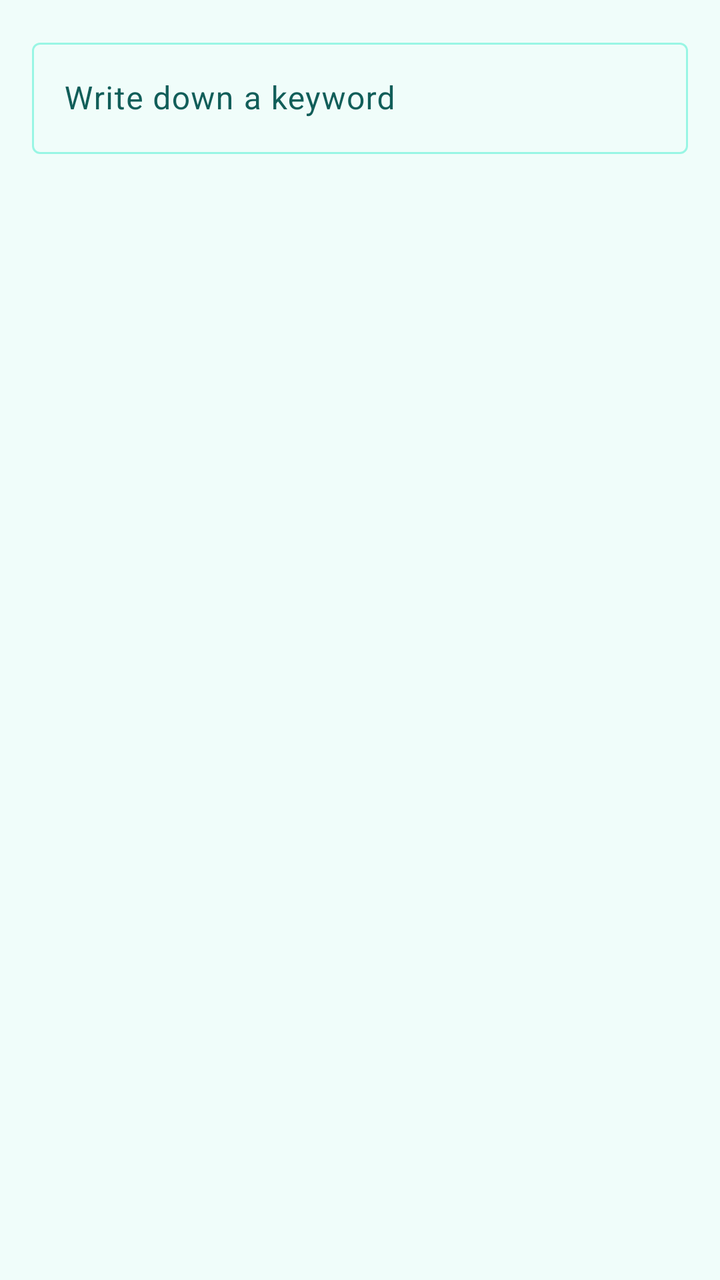
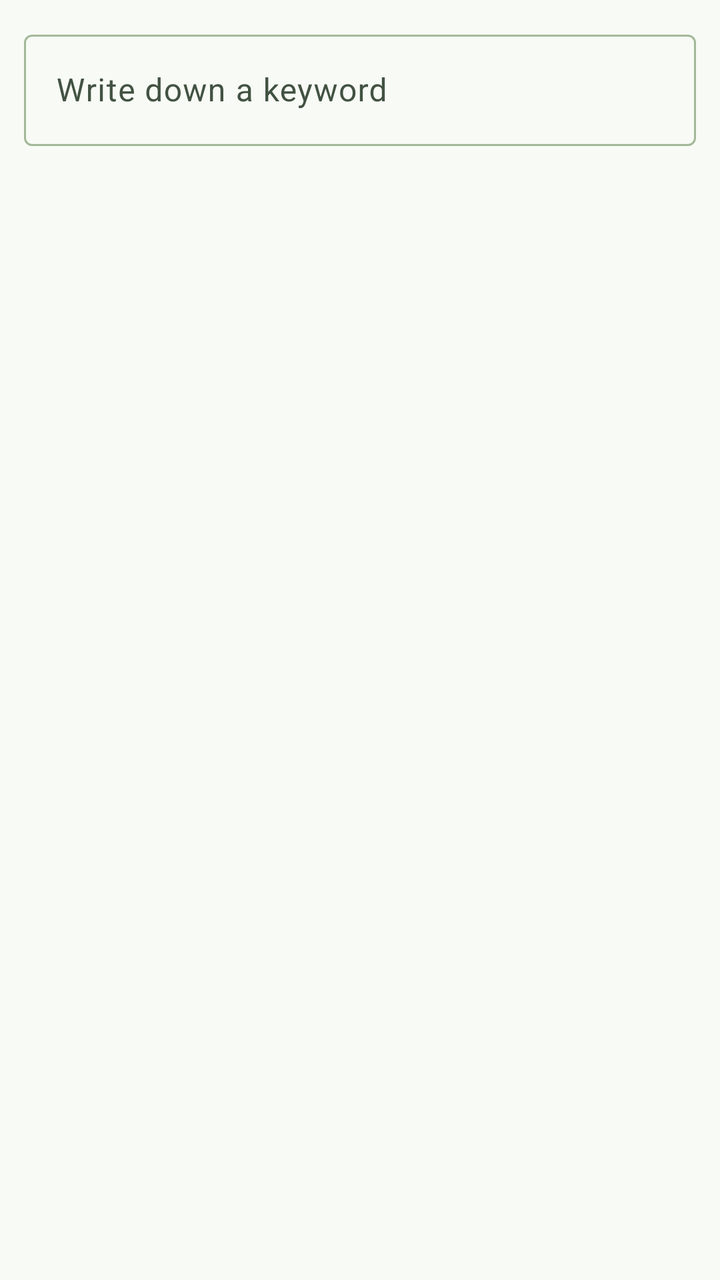

Screens rendered from an Android XML layout before and after an edit, with the pre-edit source and the edit as a unified diff.
<!-- AndroidManifest.xml: application theme Theme.BlockWords -->
<!-- res/layout/dialog_add_keyword.xml -->
<?xml version="1.0" encoding="utf-8"?>
<LinearLayout xmlns:android="http://schemas.android.com/apk/res/android"
    android:layout_width="match_parent"
    android:layout_height="wrap_content"
    android:padding="8dp">

    <com.google.android.material.textfield.TextInputLayout
        android:id="@+id/w_hint"
        android:layout_width="match_parent"
        android:layout_height="wrap_content"
        android:padding="8dp">

        <com.google.android.material.textfield.TextInputEditText
            android:id="@+id/keyword_input"
            android:layout_width="match_parent"
            android:layout_height="match_parent"
            android:hint="@string/write_down_a_keyword"
            android:inputType="text|textNoSuggestions" />
    </com.google.android.material.textfield.TextInputLayout>

</LinearLayout>
<!-- resources referenced by this layout -->
<resources>
  <style name="Base.Theme.BlockWords" parent="Theme.Material3.DayNight.NoActionBar">
          <item name="colorPrimary">@color/md_theme_primary</item>
          <item name="colorOnPrimary">@color/md_theme_onPrimary</item>
          <item name="colorPrimaryContainer">@color/md_theme_primaryContainer</item>
          <item name="colorOnPrimaryContainer">@color/md_theme_onPrimaryContainer</item>
          <item name="colorSecondary">@color/md_theme_secondary</item>
          <item name="colorOnSecondary">@color/md_theme_onSecondary</item>
          <item name="colorSecondaryContainer">@color/md_theme_secondaryContainer</item>
          <item name="colorOnSecondaryContainer">@color/md_theme_onSecondaryContainer</item>
          <item name="colorTertiary">@color/md_theme_tertiary</item>
          <item name="colorOnTertiary">@color/md_theme_onTertiary</item>
          <item name="colorTertiaryContainer">@color/md_theme_tertiaryContainer</item>
          <item name="colorOnTertiaryContainer">@color/md_theme_onTertiaryContainer</item>
          <item name="colorError">@color/md_theme_error</item>
          <item name="colorOnError">@color/md_theme_onError</item>
          <item name="colorErrorContainer">@color/md_theme_errorContainer</item>
          <item name="colorOnErrorContainer">@color/md_theme_onErrorContainer</item>
          <item name="android:colorBackground">@color/md_theme_background</item>
          <item name="colorOnBackground">@color/md_theme_onBackground</item>
          <item name="colorSurface">@color/md_theme_surface</item>
          <item name="colorOnSurface">@color/md_theme_onSurface</item>
          <item name="colorSurfaceVariant">@color/md_theme_surfaceVariant</item>
          <item name="colorOnSurfaceVariant">@color/md_theme_onSurfaceVariant</item>
          <item name="colorOutline">@color/md_theme_outline</item>
          <item name="colorOutlineVariant">@color/md_theme_outlineVariant</item>
          <item name="colorSurfaceInverse">@color/md_theme_inverseSurface</item>
          <item name="colorOnSurfaceInverse">@color/md_theme_inverseOnSurface</item>
          <item name="colorPrimaryInverse">@color/md_theme_inversePrimary</item>
          <item name="colorPrimaryFixed">@color/md_theme_primaryFixed</item>
          <item name="colorOnPrimaryFixed">@color/md_theme_onPrimaryFixed</item>
          <item name="colorPrimaryFixedDim">@color/md_theme_primaryFixedDim</item>
          <item name="colorOnPrimaryFixedVariant">@color/md_theme_onPrimaryFixedVariant</item>
          <item name="colorSecondaryFixed">@color/md_theme_secondaryFixed</item>
          <item name="colorOnSecondaryFixed">@color/md_theme_onSecondaryFixed</item>
          <item name="colorSecondaryFixedDim">@color/md_theme_secondaryFixedDim</item>
          <item name="colorOnSecondaryFixedVariant">@color/md_theme_onSecondaryFixedVariant</item>
          <item name="colorTertiaryFixed">@color/md_theme_tertiaryFixed</item>
          <item name="colorOnTertiaryFixed">@color/md_theme_onTertiaryFixed</item>
          <item name="colorTertiaryFixedDim">@color/md_theme_tertiaryFixedDim</item>
          <item name="colorOnTertiaryFixedVariant">@color/md_theme_onTertiaryFixedVariant</item>
          <item name="colorSurfaceDim">@color/md_theme_surfaceDim</item>
          <item name="colorSurfaceBright">@color/md_theme_surfaceBright</item>
          <item name="colorSurfaceContainerLowest">@color/md_theme_surfaceContainerLowest</item>
          <item name="colorSurfaceContainerLow">@color/md_theme_surfaceContainerLow</item>
          <item name="colorSurfaceContainer">@color/md_theme_surfaceContainer</item>
          <item name="colorSurfaceContainerHigh">@color/md_theme_surfaceContainerHigh</item>
          <item name="colorSurfaceContainerHighest">@color/md_theme_surfaceContainerHighest</item>
      </style>
  <color name="md_theme_primary">#0D9488</color>
  <color name="md_theme_primaryContainer">#CCFBF1</color>
  <color name="md_theme_onPrimaryContainer">#115E59</color>
  <color name="md_theme_secondary">#14B8A6</color>
  <color name="md_theme_secondaryContainer">#E0F2FE</color>
  <color name="md_theme_onSecondaryContainer">#0369A1</color>
  <color name="md_theme_tertiary">#EA580C</color>
  <color name="md_theme_tertiaryContainer">#FFEDD5</color>
  <color name="md_theme_onTertiaryContainer">#7C2D12</color>
  <color name="md_theme_error">#BA1A1A</color>
  <color name="md_theme_errorContainer">#FFDAD6</color>
  <color name="md_theme_onErrorContainer">#410002</color>
  <color name="md_theme_background">#F0FDFA</color>
  <color name="md_theme_onBackground">#115E59</color>
  <color name="md_theme_onSurface">#115E59</color>
  <color name="md_theme_surfaceVariant">#F0FDFA</color>
  <color name="md_theme_onSurfaceVariant">#115E59</color>
  <color name="md_theme_outline">#99F6E4</color>
  <color name="md_theme_outlineVariant">#CCFBF1</color>
  <color name="md_theme_inverseSurface">#2B3230</color>
  <color name="md_theme_inverseOnSurface">#ECF2EF</color>
  <color name="md_theme_inversePrimary">#83D5C5</color>
  <color name="md_theme_primaryFixed">#9FF2E1</color>
  <color name="md_theme_onPrimaryFixed">#00201B</color>
  <color name="md_theme_primaryFixedDim">#83D5C5</color>
  <color name="md_theme_onPrimaryFixedVariant">#005046</color>
  <color name="md_theme_secondaryFixed">#CDE8E1</color>
  <color name="md_theme_onSecondaryFixed">#06201B</color>
  <color name="md_theme_secondaryFixedDim">#B1CCC5</color>
  <color name="md_theme_onSecondaryFixedVariant">#334B46</color>
  <color name="md_theme_tertiaryFixed">#CAE6FF</color>
  <color name="md_theme_onTertiaryFixed">#001E2F</color>
  <color name="md_theme_tertiaryFixedDim">#ACCAE5</color>
  <color name="md_theme_onTertiaryFixedVariant">#2C4A60</color>
  <color name="md_theme_surfaceDim">#D5DBD8</color>
  <color name="md_theme_surfaceBright">#F5FBF8</color>
  <color name="md_theme_surfaceContainerLow">#EFF5F2</color>
  <color name="md_theme_surfaceContainer">#E9EFEC</color>
  <color name="md_theme_surfaceContainerHigh">#E3EAE6</color>
  <color name="md_theme_surfaceContainerHighest">#DEE4E1</color>
  <!-- unchanged entries left out for length: 8 -->
</resources>

<!-- the commit's change to res/layout/dialog_add_keyword.xml (unified diff, before → after) -->
@@ -2,13 +2,13 @@
 <LinearLayout xmlns:android="http://schemas.android.com/apk/res/android"
     android:layout_width="match_parent"
     android:layout_height="wrap_content"
-    android:padding="8dp">
+    android:padding="12dp">
 
     <com.google.android.material.textfield.TextInputLayout
         android:id="@+id/w_hint"
         android:layout_width="match_parent"
         android:layout_height="wrap_content"
-        android:padding="8dp">
+        style="@style/Widget.Material3.TextInputLayout.OutlinedBox">
 
         <com.google.android.material.textfield.TextInputEditText
             android:id="@+id/keyword_input"
<!-- resource entries referenced after the edit -->
@@ -47,47 +47,67 @@
           <item name="colorSurfaceContainer">@color/md_theme_surfaceContainer</item>
           <item name="colorSurfaceContainerHigh">@color/md_theme_surfaceContainerHigh</item>
           <item name="colorSurfaceContainerHighest">@color/md_theme_surfaceContainerHighest</item>
+  
+          <item name="materialCardViewStyle">@style/Widget.Material3.CardView.Elevated</item>
+          <item name="chipStyle">@style/Widget.Material3.Chip.Input</item>
+          <item name="materialSwitchStyle">@style/Widget.Material3.CompoundButton.MaterialSwitch</item>
+  
+          <item name="shapeAppearanceSmallComponent">@style/ShapeAppearance.BlockWords.Small</item>
+          <item name="shapeAppearanceMediumComponent">@style/ShapeAppearance.BlockWords.Medium</item>
+          <item name="shapeAppearanceLargeComponent">@style/ShapeAppearance.BlockWords.Large</item>
       </style>
-  <color name="md_theme_primary">#0D9488</color>
-  <color name="md_theme_primaryContainer">#CCFBF1</color>
-  <color name="md_theme_onPrimaryContainer">#115E59</color>
-  <color name="md_theme_secondary">#14B8A6</color>
-  <color name="md_theme_secondaryContainer">#E0F2FE</color>
-  <color name="md_theme_onSecondaryContainer">#0369A1</color>
-  <color name="md_theme_tertiary">#EA580C</color>
-  <color name="md_theme_tertiaryContainer">#FFEDD5</color>
-  <color name="md_theme_onTertiaryContainer">#7C2D12</color>
-  <color name="md_theme_error">#BA1A1A</color>
-  <color name="md_theme_errorContainer">#FFDAD6</color>
-  <color name="md_theme_onErrorContainer">#410002</color>
-  <color name="md_theme_background">#F0FDFA</color>
-  <color name="md_theme_onBackground">#115E59</color>
-  <color name="md_theme_onSurface">#115E59</color>
-  <color name="md_theme_surfaceVariant">#F0FDFA</color>
-  <color name="md_theme_onSurfaceVariant">#115E59</color>
-  <color name="md_theme_outline">#99F6E4</color>
-  <color name="md_theme_outlineVariant">#CCFBF1</color>
-  <color name="md_theme_inverseSurface">#2B3230</color>
-  <color name="md_theme_inverseOnSurface">#ECF2EF</color>
-  <color name="md_theme_inversePrimary">#83D5C5</color>
-  <color name="md_theme_primaryFixed">#9FF2E1</color>
-  <color name="md_theme_onPrimaryFixed">#00201B</color>
-  <color name="md_theme_primaryFixedDim">#83D5C5</color>
-  <color name="md_theme_onPrimaryFixedVariant">#005046</color>
-  <color name="md_theme_secondaryFixed">#CDE8E1</color>
-  <color name="md_theme_onSecondaryFixed">#06201B</color>
-  <color name="md_theme_secondaryFixedDim">#B1CCC5</color>
-  <color name="md_theme_onSecondaryFixedVariant">#334B46</color>
-  <color name="md_theme_tertiaryFixed">#CAE6FF</color>
-  <color name="md_theme_onTertiaryFixed">#001E2F</color>
-  <color name="md_theme_tertiaryFixedDim">#ACCAE5</color>
-  <color name="md_theme_onTertiaryFixedVariant">#2C4A60</color>
-  <color name="md_theme_surfaceDim">#D5DBD8</color>
-  <color name="md_theme_surfaceBright">#F5FBF8</color>
-  <color name="md_theme_surfaceContainerLow">#EFF5F2</color>
-  <color name="md_theme_surfaceContainer">#E9EFEC</color>
-  <color name="md_theme_surfaceContainerHigh">#E3EAE6</color>
-  <color name="md_theme_surfaceContainerHighest">#DEE4E1</color>
+  <color name="md_theme_primary">#006C50</color>
+  <color name="md_theme_primaryContainer">#89F8C7</color>
+  <color name="md_theme_onPrimaryContainer">#002116</color>
+  <color name="md_theme_secondary">#0D9488</color>
+  <color name="md_theme_secondaryContainer">#CCFBF1</color>
+  <color name="md_theme_onSecondaryContainer">#134E4A</color>
+  <color name="md_theme_tertiary">#D97706</color>
+  <color name="md_theme_tertiaryContainer">#FDE68A</color>
+  <color name="md_theme_onTertiaryContainer">#451A03</color>
+  <color name="md_theme_error">#E11D48</color>
+  <color name="md_theme_errorContainer">#FFE4E6</color>
+  <color name="md_theme_onErrorContainer">#881337</color>
+  <color name="md_theme_background">#F8FAF5</color>
+  <color name="md_theme_onBackground">#1A2E1A</color>
+  <color name="md_theme_onSurface">#1A2E1A</color>
+  <color name="md_theme_surfaceVariant">#E8F0E0</color>
+  <color name="md_theme_onSurfaceVariant">#425242</color>
+  <color name="md_theme_outline">#A3B898</color>
+  <color name="md_theme_outlineVariant">#C8D4C0</color>
+  <color name="md_theme_inverseSurface">#2E3A2E</color>
+  <color name="md_theme_inverseOnSurface">#E8F0E0</color>
+  <color name="md_theme_inversePrimary">#6EE7B7</color>
+  <color name="md_theme_primaryFixed">#89F8C7</color>
+  <color name="md_theme_onPrimaryFixed">#002116</color>
+  <color name="md_theme_primaryFixedDim">#6CDBAC</color>
+  <color name="md_theme_onPrimaryFixedVariant">#00523C</color>
+  <color name="md_theme_secondaryFixed">#CCFBF1</color>
+  <color name="md_theme_onSecondaryFixed">#07312D</color>
+  <color name="md_theme_secondaryFixedDim">#99F6E4</color>
+  <color name="md_theme_onSecondaryFixedVariant">#0F766E</color>
+  <color name="md_theme_tertiaryFixed">#FDE68A</color>
+  <color name="md_theme_onTertiaryFixed">#451A03</color>
+  <color name="md_theme_tertiaryFixedDim">#FCD34D</color>
+  <color name="md_theme_onTertiaryFixedVariant">#92400E</color>
+  <color name="md_theme_surfaceDim">#D8E0D0</color>
+  <color name="md_theme_surfaceBright">#F8FAF5</color>
+  <color name="md_theme_surfaceContainerLow">#F0F5EC</color>
+  <color name="md_theme_surfaceContainer">#E8F0E0</color>
+  <color name="md_theme_surfaceContainerHigh">#DCE8D4</color>
+  <color name="md_theme_surfaceContainerHighest">#D0DDC8</color>
+  <style name="ShapeAppearance.BlockWords.Small" parent="ShapeAppearance.Material3.SmallComponent">
+          <item name="cornerFamily">rounded</item>
+          <item name="cornerSize">16dp</item>
+      </style>
+  <style name="ShapeAppearance.BlockWords.Medium" parent="ShapeAppearance.Material3.MediumComponent">
+          <item name="cornerFamily">rounded</item>
+          <item name="cornerSize">24dp</item>
+      </style>
+  <style name="ShapeAppearance.BlockWords.Large" parent="ShapeAppearance.Material3.LargeComponent">
+          <item name="cornerFamily">rounded</item>
+          <item name="cornerSize">32dp</item>
+      </style>
   <!-- unchanged entries left out for length: 8 -->
 </resources>
 
